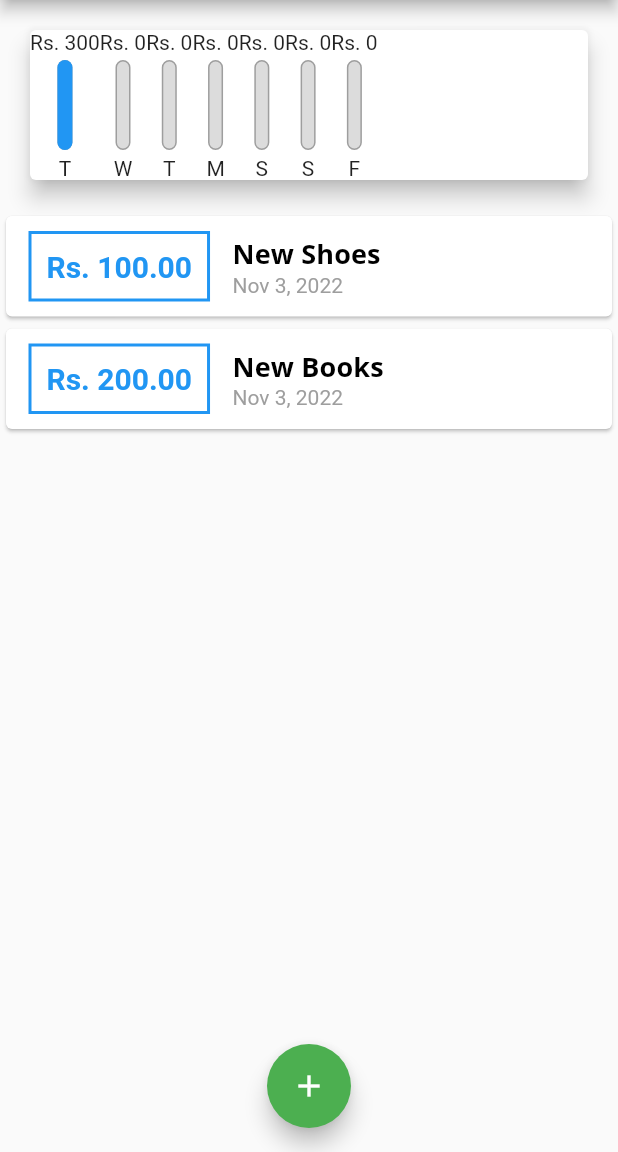
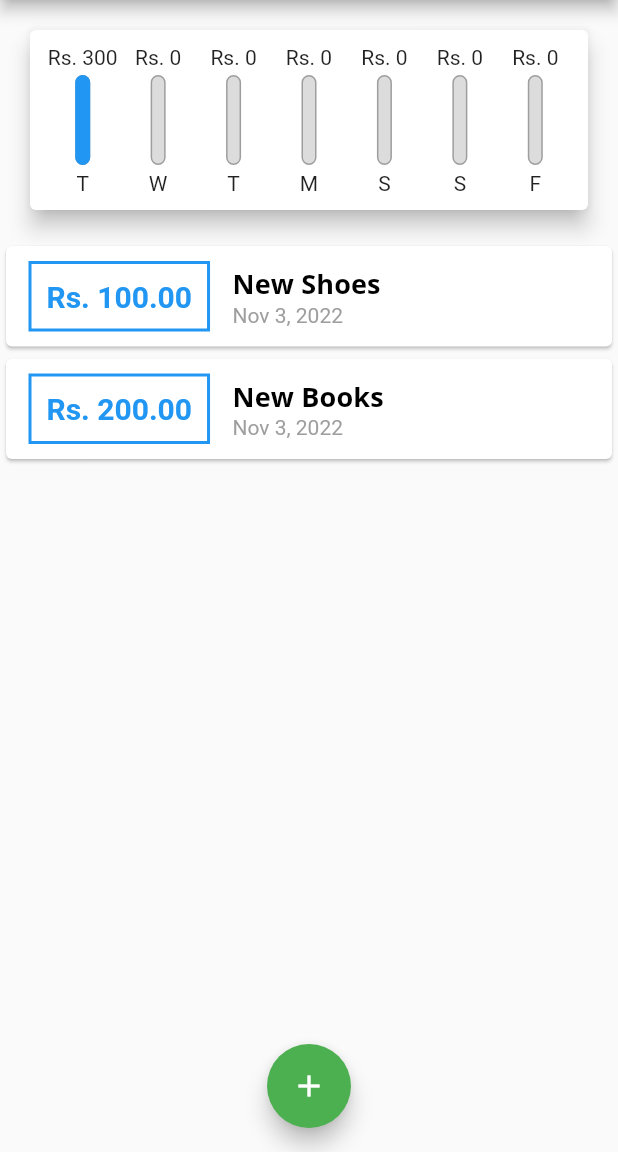
Before and after one commit to rghv932/flutter-personal-expenses-app, a Flutter app: the screen it shows after launch, on a phone screen of 412 x 824 dp, the part 84-1236 px from its top. Run offline on Flutter 3.47's test engine with Material 2 defaults, Android fonts, the phone set to English and light mode, and no system bars.

Commit message:
Chart-Bars Creation and Values passing

```diff
--- a/lib/widgets/chart.dart
+++ b/lib/widgets/chart.dart
@@ -40,16 +40,23 @@ class Chart extends StatelessWidget {
     return Card(
       elevation: 6,
       margin: EdgeInsets.all(20),
+      child: Container(
+        padding: EdgeInsets.all(10),
         child: Row(
+          mainAxisAlignment: MainAxisAlignment.spaceEvenly,
           children: groupedTransactionValues.map((data) {
-          return ChartBar(
+            return Flexible(
+              fit: FlexFit.tight,
+              child: ChartBar(
                 (data['day'] as String),
                 (data['amount'] as double),
                 totalSpending == 0.0
                     ? 0.0
                     : (data['amount'] as double) / totalSpending,
+              ),
             );
           }).toList(),
+        ),
       ),
     );
   }
--- a/lib/widgets/chart_bar.dart
+++ b/lib/widgets/chart_bar.dart
@@ -12,7 +12,9 @@ class ChartBar extends StatelessWidget {
   Widget build(BuildContext context) {
     return Column(
       children: <Widget>[
-        Text('Rs. ${spendingAmount.toStringAsFixed(0)}'),
+        FittedBox(
+          child: Text('Rs. ${spendingAmount.toStringAsFixed(0)}'),
+        ),
         SizedBox(height: 4),
         Container(
           height: 60,
```
Lines whose indentation alone changed are shown as unchanged.
